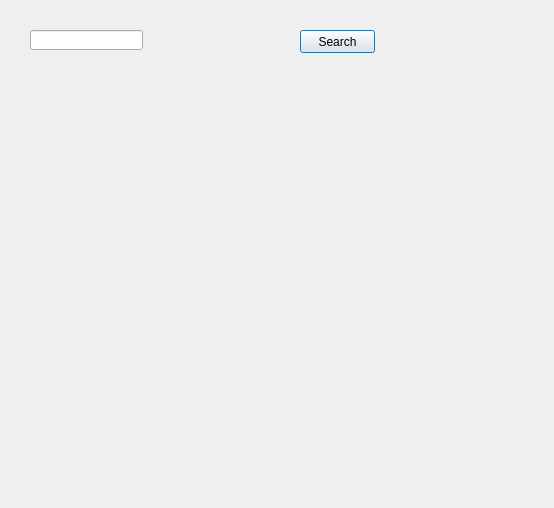
Before: the Qt Designer form TARDIS.ui in Zhurp2020/TARDIS, drawn with Qt 5.
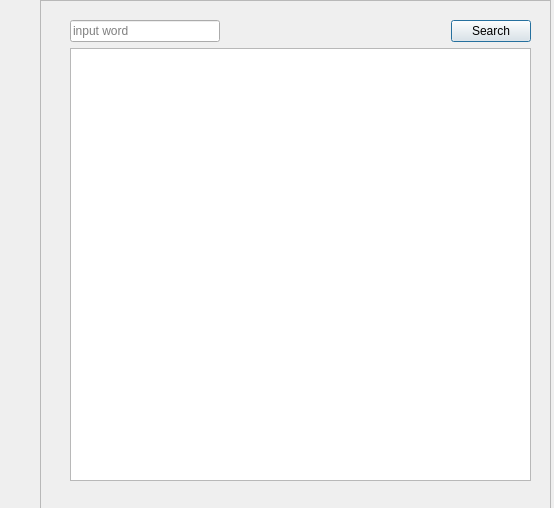
After: the same form once the commit is applied.

The edit to the form file:
```diff
--- a/TARDIS.ui
+++ b/TARDIS.ui
@@ -10,72 +10,100 @@
     <height>508</height>
    </rect>
   </property>
+  <property name="font">
+   <font>
+    <family>Segoe UI</family>
+   </font>
+  </property>
   <property name="windowTitle">
    <string>TARDIS</string>
   </property>
-  <widget class="QLineEdit" name="lineEdit">
+  <widget class="QFrame" name="frame">
    <property name="geometry">
     <rect>
-     <x>30</x>
-     <y>30</y>
-     <width>113</width>
-     <height>20</height>
+     <x>40</x>
+     <y>0</y>
+     <width>511</width>
+     <height>511</height>
     </rect>
    </property>
-   <property name="text">
-    <string/>
+   <property name="frameShape">
+    <enum>QFrame::StyledPanel</enum>
    </property>
-  </widget>
-  <widget class="QLabel" name="label">
-   <property name="geometry">
-    <rect>
-     <x>20</x>
-     <y>140</y>
-     <width>501</width>
-     <height>361</height>
-    </rect>
+   <property name="frameShadow">
+    <enum>QFrame::Raised</enum>
    </property>
-   <property name="text">
-    <string/>
-   </property>
-   <property name="alignment">
-    <set>Qt::AlignLeading|Qt::AlignLeft|Qt::AlignTop</set>
-   </property>
-   <property name="wordWrap">
-    <bool>true</bool>
-   </property>
-   <property name="margin">
-    <number>15</number>
-   </property>
-   <property name="openExternalLinks">
-    <bool>false</bool>
-   </property>
-  </widget>
-  <widget class="QPushButton" name="pushButton">
-   <property name="geometry">
-    <rect>
-     <x>300</x>
-     <y>30</y>
-     <width>75</width>
-     <height>23</height>
-    </rect>
-   </property>
-   <property name="text">
-    <string>Search</string>
-   </property>
-  </widget>
-  <widget class="QLabel" name="LoadingLabel">
-   <property name="geometry">
-    <rect>
-     <x>30</x>
-     <y>90</y>
-     <width>471</width>
-     <height>16</height>
-    </rect>
-   </property>
-   <property name="text">
-    <string/>
-   </property>
+   <widget class="QWidget" name="gridLayoutWidget">
+    <property name="geometry">
+     <rect>
+      <x>30</x>
+      <y>20</y>
+      <width>461</width>
+      <height>461</height>
+     </rect>
+    </property>
+    <layout class="QGridLayout" name="gridLayout">
+     <item row="0" column="3">
+      <widget class="QPushButton" name="SearchButton">
+       <property name="text">
+        <string>Search</string>
+       </property>
+      </widget>
+     </item>
+     <item row="0" column="1">
+      <spacer name="horizontalSpacer">
+       <property name="orientation">
+        <enum>Qt::Horizontal</enum>
+       </property>
+       <property name="sizeHint" stdset="0">
+        <size>
+         <width>180</width>
+         <height>20</height>
+        </size>
+       </property>
+      </spacer>
+     </item>
+     <item row="0" column="2">
+      <widget class="QLabel" name="LoadingLabel">
+       <property name="minimumSize">
+        <size>
+         <width>100</width>
+         <height>0</height>
+        </size>
+       </property>
+       <property name="lineWidth">
+        <number>1</number>
+       </property>
+       <property name="text">
+        <string/>
+       </property>
+      </widget>
+     </item>
+     <item row="0" column="0">
+      <widget class="QLineEdit" name="WordInput">
+       <property name="minimumSize">
+        <size>
+         <width>150</width>
+         <height>0</height>
+        </size>
+       </property>
+       <property name="text">
+        <string/>
+       </property>
+       <property name="placeholderText">
+        <string>input word</string>
+       </property>
+      </widget>
+     </item>
+     <item row="1" column="0" colspan="4">
+      <widget class="QTextEdit" name="ResultText">
+       <property name="readOnly">
+        <bool>true</bool>
+       </property>
+      </widget>
+     </item>
+    </layout>
+   </widget>
   </widget>
  </widget>
  <resources/>
```
